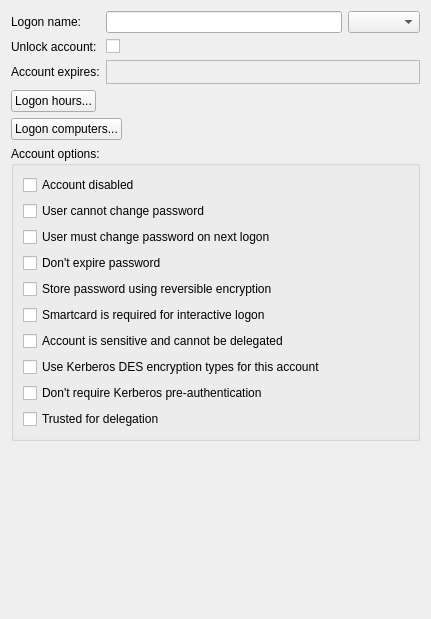
Before: the Qt Designer form src/admc/tabs/account_tab.ui in altlinux/admc, drawn with Qt 5.
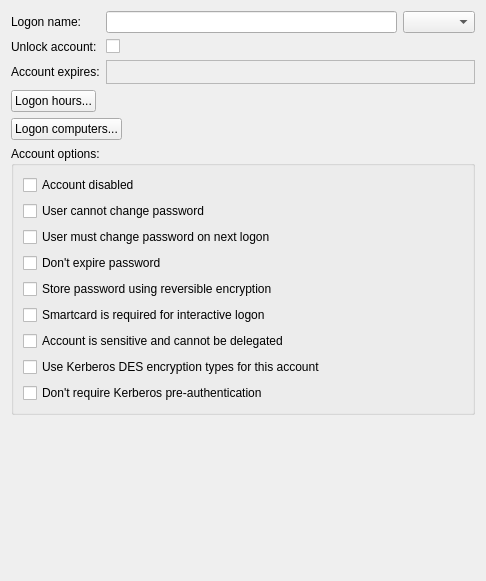
After: the same form once the commit is applied. Custom widgets are drawn as their Qt base class.

Commit message:
remove "trusted for delegation" account option
not present in RSAT in account tab, should be editable via
\ delegation tab

```diff
--- a/src/admc/tabs/account_tab.ui
+++ b/src/admc/tabs/account_tab.ui
@@ -6,8 +6,8 @@
    <rect>
     <x>0</x>
     <y>0</y>
-    <width>431</width>
-    <height>619</height>
+    <width>486</width>
+    <height>581</height>
    </rect>
   </property>
   <property name="windowTitle">
@@ -202,13 +202,6 @@
         </property>
        </widget>
       </item>
-      <item>
-       <widget class="QCheckBox" name="trusted_check">
-        <property name="text">
-         <string>Trusted for delegation</string>
-        </property>
-       </widget>
-      </item>
      </layout>
     </widget>
    </item>
```
The commit also changes 1 other file.
